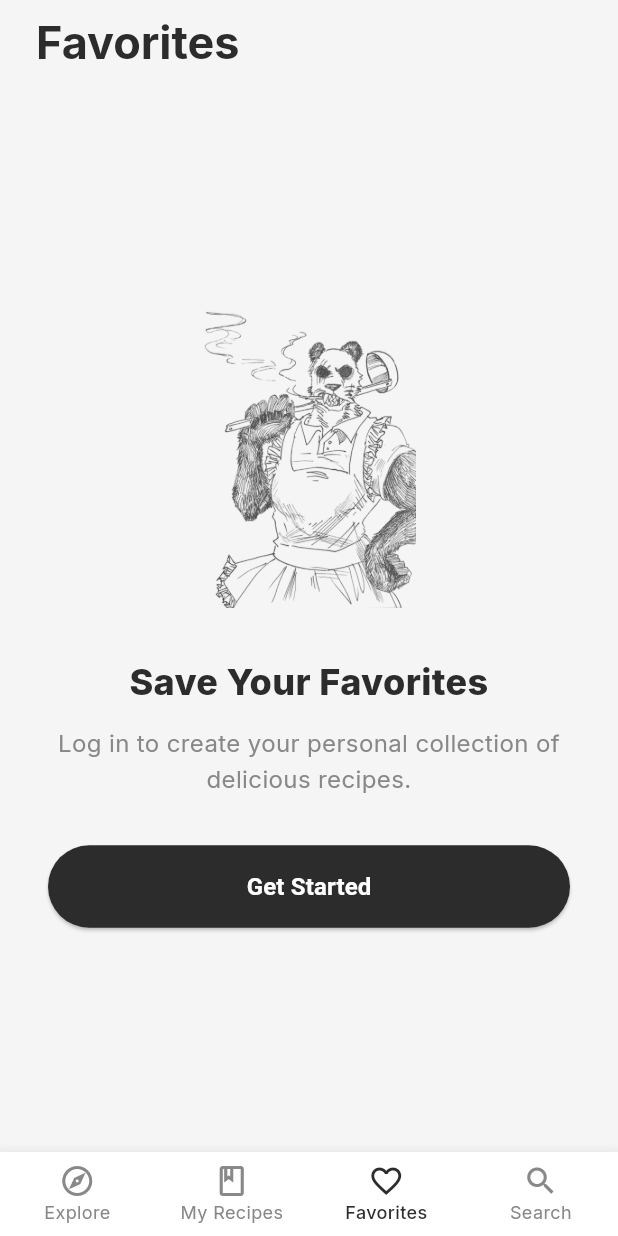
After one commit to Ihnore-Ihor/FurTable-Recipe-App, a Flutter app: the screen it shows after launch, item 3 of the bottom bar chosen, on a phone screen of 412 x 824 dp. The commit adds this screen. Run offline on Flutter 3.47's test engine with Material 3 defaults, Android fonts, the phone set to English and light mode, and no system bars; our stand-ins replace cached_network_image, cloud_firestore, equatable, firebase_analytics, firebase_auth, firebase_core and 9 more; missing offline and left inert: heckofaheic; accounts and stored records are empty; statements that could not run were skipped.

Commit message:
add guest mode and feedback

```diff
--- a/lib/core/widgets/app_image.dart
+++ b/lib/core/widgets/app_image.dart
@@ -48,7 +48,7 @@ class AppImage extends StatelessWidget {
     // 4. МЕРЕЖА
     if (imagePath.startsWith('http')) {
       final useCache = LocalStorageService().isCacheEnabled;
-      final int? cacheWidth = width != null && width!.isFinite
+      final int cacheWidth = width != null && width!.isFinite
           ? (width! * 2).toInt()
           : 800;
 
--- /dev/null
+++ b/lib/core/widgets/guest_view.dart
@@ -0,0 +1,87 @@
+import 'package:flutter/material.dart';
+import 'package:furtable/core/app_theme.dart';
+import 'package:furtable/features/auth/screens/auth_screen.dart';
+
+/// A beautiful placeholder view for unauthenticated users.
+class GuestView extends StatelessWidget {
+  /// The main title of the placeholder.
+  final String title;
+
+  /// The descriptive message explaining why the guest is seeing this.
+  final String message;
+
+  /// Optional image path to display above the text.
+  final String imagePath;
+
+  /// Creates a [GuestView].
+  const GuestView({
+    super.key,
+    required this.title,
+    required this.message,
+    this.imagePath = 'assets/images/legoshi_eating_auth.png',
+  });
+
+  @override
+  Widget build(BuildContext context) {
+    return Center(
+      child: SingleChildScrollView(
+        padding: const EdgeInsets.all(32.0),
+        child: Column(
+          mainAxisAlignment: MainAxisAlignment.center,
+          children: [
+            Opacity(
+              opacity: 0.8,
+              child: Image.asset(imagePath, height: 200, fit: BoxFit.contain),
+            ),
+            const SizedBox(height: 32),
+            Text(
+              title,
+              style: const TextStyle(
+                fontFamily: 'Inter',
+                fontSize: 24,
+                fontWeight: FontWeight.w800,
+                color: AppTheme.darkCharcoal,
+              ),
+              textAlign: TextAlign.center,
+            ),
+            const SizedBox(height: 12),
+            Text(
+              message,
+              style: const TextStyle(
+                fontFamily: 'Inter',
+                fontSize: 16,
+                color: AppTheme.mediumGray,
+                height: 1.5,
+              ),
+              textAlign: TextAlign.center,
+            ),
+            const SizedBox(height: 32),
+            SizedBox(
+              width: double.infinity,
+              child: ElevatedButton(
+                onPressed: () {
+                  Navigator.push(
+                    context,
+                    MaterialPageRoute(builder: (_) => const AuthScreen()),
+                  );
+                },
+                style: ElevatedButton.styleFrom(
+                  backgroundColor: AppTheme.darkCharcoal,
+                  foregroundColor: Colors.white,
+                  padding: const EdgeInsets.symmetric(vertical: 16),
+                  shape: RoundedRectangleBorder(
+                    borderRadius: BorderRadius.circular(50),
+                  ),
+                ),
+                child: const Text(
+                  'Get Started',
+                  style: TextStyle(fontSize: 16, fontWeight: FontWeight.w600),
+                ),
+              ),
+            ),
+          ],
+        ),
+      ),
+    );
+  }
+}
--- a/lib/features/create_recipe/screens/create_recipe_screen.dart
+++ b/lib/features/create_recipe/screens/create_recipe_screen.dart
@@ -506,7 +506,7 @@ class _CreateRecipeViewState extends State<CreateRecipeView> {
                         ),
                         Switch.adaptive(
                           value: _isPublic,
-                          activeColor: AppTheme.darkCharcoal,
+                          activeTrackColor: AppTheme.darkCharcoal,
                           onChanged: (v) => setState(() => _isPublic = v),
                         ),
                       ],
@@ -554,7 +554,7 @@ class _CreateRecipeViewState extends State<CreateRecipeView> {
       decoration: InputDecoration(
         hintText: hintText,
         hintStyle: TextStyle(
-          color: AppTheme.mediumGray.withOpacity(0.5),
+          color: AppTheme.mediumGray.withValues(alpha: 0.5),
           fontSize: 14,
         ),
         filled: true,
--- a/lib/features/explore/screens/explore_screen.dart
+++ b/lib/features/explore/screens/explore_screen.dart
@@ -1,7 +1,9 @@
 import 'package:firebase_analytics/firebase_analytics.dart';
+import 'package:firebase_auth/firebase_auth.dart';
 import 'package:flutter/material.dart';
 import 'package:flutter_bloc/flutter_bloc.dart';
 import 'package:furtable/core/app_theme.dart';
+import 'package:furtable/core/utils/auth_helper.dart'; // <--- Import
 import 'package:furtable/core/utils/navigation_helper.dart';
 import 'package:furtable/features/explore/bloc/explore_bloc.dart';
 import 'package:furtable/features/explore/bloc/explore_event.dart';
@@ -113,6 +115,13 @@ class _ExploreViewState extends State<ExploreView> {
         actions: [
           IconButton(
             onPressed: () {
+              if (FirebaseAuth.instance.currentUser == null) {
+                AuthHelper.showAuthRequiredDialog(
+                  context,
+                  "Join FurTable to access your profile and personalized settings.",
+                );
+                return;
+              }
               Navigator.push(
                 context,
                 MaterialPageRoute(builder: (context) => const ProfileScreen()),
--- a/lib/features/explore/screens/recipe_details_screen.dart
+++ b/lib/features/explore/screens/recipe_details_screen.dart
@@ -1,7 +1,9 @@
 import 'package:cloud_firestore/cloud_firestore.dart';
+import 'package:firebase_auth/firebase_auth.dart';
 import 'package:flutter/material.dart';
 import 'package:flutter_bloc/flutter_bloc.dart';
 import 'package:furtable/core/app_theme.dart';
+import 'package:furtable/core/utils/auth_helper.dart';
 import 'package:furtable/core/utils/avatar_helper.dart';
 import 'package:furtable/core/widgets/app_image.dart';
 import 'package:furtable/features/explore/models/recipe_model.dart';
@@ -48,6 +50,13 @@ class _RecipeDetailsScreenState extends State<RecipeDetailsScreen> {
                   color: AppTheme.darkCharcoal,
                 ),
                 onPressed: () {
+                  if (FirebaseAuth.instance.currentUser == null) {
+                    AuthHelper.showAuthRequiredDialog(
+                      context,
+                      "Log in to save this recipe to your personal collection.",
+                    );
+                    return;
+                  }
                   context.read<FavoritesBloc>().add(ToggleFavorite(widget.initialRecipe));
                 },
               );
--- a/lib/features/explore/widgets/responsive_recipe_grid.dart
+++ b/lib/features/explore/widgets/responsive_recipe_grid.dart
@@ -1,7 +1,9 @@
+import 'package:firebase_auth/firebase_auth.dart';
 import 'package:flutter/material.dart';
 import 'package:flutter_bloc/flutter_bloc.dart';
 import 'package:flutter_staggered_grid_view/flutter_staggered_grid_view.dart';
 import 'package:furtable/core/app_theme.dart';
+import 'package:furtable/core/utils/auth_helper.dart'; // <--- Import
 import 'package:furtable/core/utils/navigation_helper.dart';
 import 'package:furtable/features/explore/models/recipe_model.dart';
 import 'package:furtable/features/explore/screens/recipe_details_screen.dart';
@@ -106,6 +108,13 @@ Widget _buildItem(
               likes: recipe.likes,
               isFavorite: isFavorite,
               onFavoriteToggle: () {
+                if (FirebaseAuth.instance.currentUser == null) {
+                  AuthHelper.showAuthRequiredDialog(
+                    context,
+                    "Log in to add this recipe to your favorites.",
+                  );
+                  return;
+                }
                 context.read<FavoritesBloc>().add(ToggleFavorite(recipe));
               },
             ),
--- a/lib/features/favorites/screens/favorites_screen.dart
+++ b/lib/features/favorites/screens/favorites_screen.dart
@@ -1,7 +1,9 @@
+import 'package:firebase_auth/firebase_auth.dart';
 import 'package:flutter/material.dart';
 import 'package:flutter_bloc/flutter_bloc.dart';
 import 'package:furtable/core/app_theme.dart';
 import 'package:furtable/core/utils/navigation_helper.dart';
+import 'package:furtable/core/widgets/guest_view.dart';
 import 'package:furtable/features/explore/widgets/responsive_recipe_grid.dart';
 import 'package:furtable/features/favorites/bloc/favorites_bloc.dart';
 import 'package:furtable/features/favorites/bloc/favorites_event.dart';
@@ -13,10 +15,56 @@ class FavoritesScreen extends StatelessWidget {
 
   @override
   Widget build(BuildContext context) {
+    final user = FirebaseAuth.instance.currentUser;
+
+    if (user == null) {
+      return Scaffold(
+        backgroundColor: AppTheme.offWhite,
+        appBar: AppBar(
+          title: Padding(
+            padding: const EdgeInsets.only(left: 8.0),
+            child: Text(AppLocalizations.of(context)!.favorites),
+          ),
+          automaticallyImplyLeading: false,
+        ),
+        body: const GuestView(
+          title: 'Save Your Favorites',
+          message: 'Log in to create your personal collection of delicious recipes.',
+          imagePath: 'assets/images/gohin_empty.png',
+        ),
+        bottomNavigationBar: BottomNavigationBar(
+          type: BottomNavigationBarType.fixed,
+          backgroundColor: Colors.white,
+          selectedItemColor: AppTheme.darkCharcoal,
+          unselectedItemColor: AppTheme.mediumGray,
+          currentIndex: 2,
+          onTap: (index) => NavigationHelper.onItemTapped(context, index, 2),
+          items: [
+            BottomNavigationBarItem(
+              icon: const Icon(Icons.explore_outlined),
+              label: AppLocalizations.of(context)!.explore,
+            ),
+            BottomNavigationBarItem(
+              icon: const Icon(Icons.book_outlined),
+              label: AppLocalizations.of(context)!.myRecipes,
+            ),
+            BottomNavigationBarItem(
+              icon: const Icon(Icons.favorite_border),
+              label: AppLocalizations.of(context)!.favorites,
+            ),
+            BottomNavigationBarItem(
+              icon: const Icon(Icons.search),
+              label: AppLocalizations.of(context)!.search,
+            ),
+          ],
+        ),
+      );
+    }
+
     return BlocProvider(
       create: (context) => FavoritesBloc()..add(LoadFavorites()),
       child: const FavoritesView(),
-    ); // <--- Ось тут могла бути проблема з дужками
+    );
   }
 }
 
--- a/lib/features/search/screens/search_screen.dart
+++ b/lib/features/search/screens/search_screen.dart
@@ -1,7 +1,9 @@
+import 'package:firebase_auth/firebase_auth.dart';
 import 'package:flutter/material.dart';
 import 'package:furtable/core/widgets/app_image.dart';
 import 'package:flutter_bloc/flutter_bloc.dart';
 import 'package:furtable/core/app_theme.dart';
+import 'package:furtable/core/utils/auth_helper.dart'; // <--- Import
 import 'package:furtable/core/utils/navigation_helper.dart';
 import 'package:furtable/features/search/bloc/search_bloc.dart';
 import 'package:furtable/features/search/bloc/search_event.dart';
@@ -97,6 +99,13 @@ class _SearchViewState extends State<SearchView> {
         actions: [
           IconButton(
             onPressed: () {
+              if (FirebaseAuth.instance.currentUser == null) {
+                AuthHelper.showAuthRequiredDialog(
+                  context,
+                  "Log in to view your profile and search history.",
+                );
+                return;
+              }
               Navigator.push(
                 context,
                 MaterialPageRoute(builder: (context) => const ProfileScreen()),
```
Also changed, not shown: lib/core/utils/auth_helper.dart (added, +78 -0 lines), lib/features/explore/repositories/recipe_repository.dart (+3 -4 lines), lib/features/feedback/bloc/feedback_bloc.dart (+11 -2 lines), lib/features/my_recipes/screens/my_recipes_screen.dart (+44 -1 lines), lib/features/profile/repositories/feedback_repository.dart (added, +22 -0 lines), lib/main.dart (+1 -22 lines), assets/images/jack_writing.png (added).
